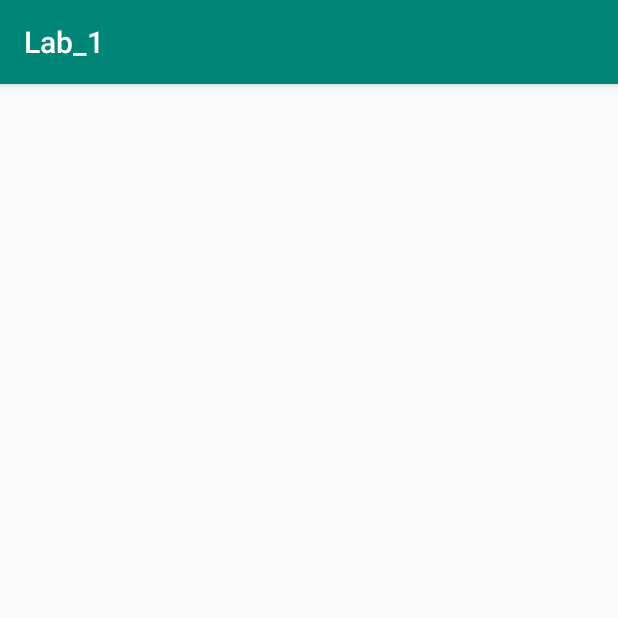
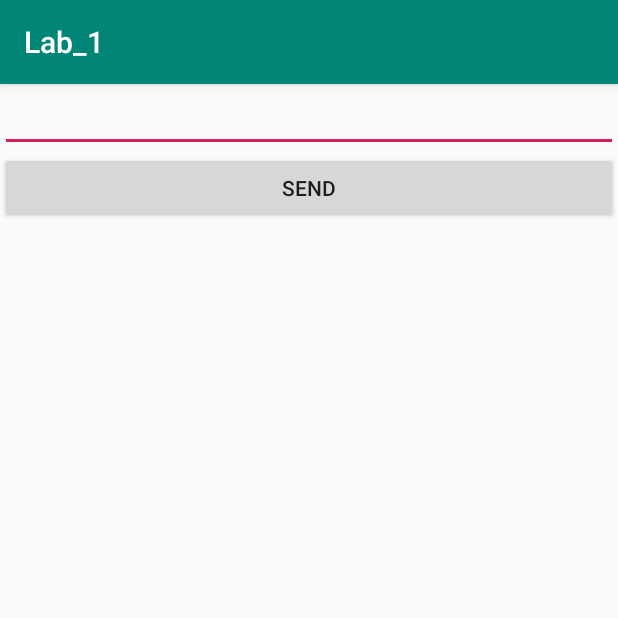
Before and after one commit to android-development-abaertay-module/Week1Tutorial, an Android app: the SMSActivity screen opened directly, with no data from a screen before it, on a phone screen of 412 x 824 dp, the top half of it. Run offline under Robolectric (Android 15) with nearby library versions, the phone set to English and light mode, and no system bars.

Commit message:
3.1 done

```diff
--- a/app/src/main/AndroidManifest.xml
+++ b/app/src/main/AndroidManifest.xml
@@ -5,6 +5,7 @@
     <uses-permission android:name="android.permission.INTERNET" />
     <uses-permission android:name="android.permission.READ_PHONE_STATE" />
     <uses-permission android:name="android.permission.PROCESS_OUTGOING_CALLS" />
+    <uses-permission android:name="android.permission.SEND_SMS"/>
 
     <application
         android:allowBackup="true"
--- a/app/src/main/java/com/bodovix/week1tutorial/MainActivity.java
+++ b/app/src/main/java/com/bodovix/week1tutorial/MainActivity.java
@@ -100,4 +100,9 @@ public class MainActivity extends AppCompatActivity {
         Intent intent = new Intent(MainActivity.this, TelephonyActivity.class);
         startActivity(intent);
     }
+
+    public void smsBtn_Click(View view) {
+        Intent intent = new Intent(MainActivity.this,SMSActivity.class);
+        startActivity(intent);
+    }
 }
--- a/app/src/main/res/layout/activity_sms.xml
+++ b/app/src/main/res/layout/activity_sms.xml
@@ -5,5 +5,18 @@
     android:layout_width="match_parent"
     android:layout_height="match_parent"
     tools:context=".SMSActivity">
-
+<LinearLayout
+    android:layout_width="match_parent"
+    android:layout_height="match_parent"
+    android:orientation="vertical">
+    <EditText
+        android:id="@+id/SMSTxt"
+        android:layout_width="match_parent"
+        android:layout_height="wrap_content" />
+    <Button
+        android:id="@+id/sendBtn"
+        android:layout_width="match_parent"
+        android:layout_height="wrap_content"
+        android:text="@string/send"/>
+</LinearLayout>
 </android.support.constraint.ConstraintLayout>
--- a/app/src/main/res/values/strings.xml
+++ b/app/src/main/res/values/strings.xml
@@ -18,6 +18,8 @@
     <string name="browser_screen">Browser Screen</string>
     <string name="activity_browser">Browser Activity GS</string>
     <string name="telephony">Telephony</string>
+    <string name="send">SEND</string>
+    <string name="sms">SMS</string>
 
 
 </resources>
```
Also changed, not shown: app/src/main/java/com/bodovix/week1tutorial/SMSActivity.java (+44 -0 lines), app/src/main/res/layout/activity_main.xml (+7 -0 lines).
